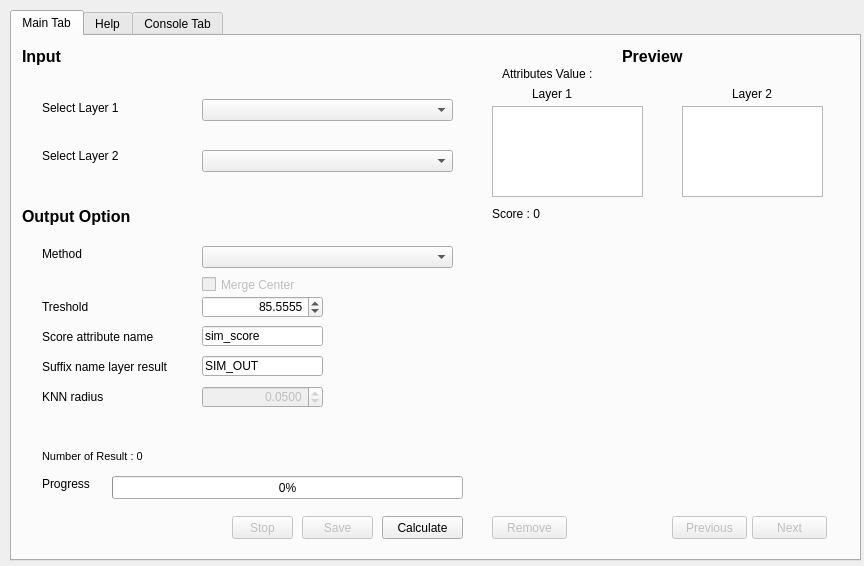
The window that similarity_plugin_dialog_base.ui (panickspa/SimilarityPlugin) describes before a commit, drawn with Qt 5.
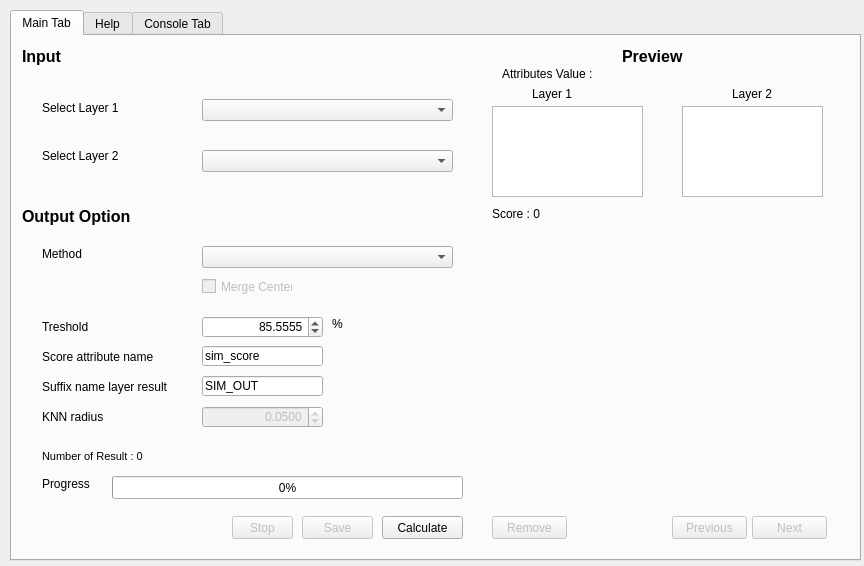
The same window after the commit. Custom widgets are drawn as their Qt base class.

```diff
--- a/similarity_plugin_dialog_base.ui
+++ b/similarity_plugin_dialog_base.ui
@@ -298,8 +298,8 @@
       <rect>
        <x>190</x>
        <y>240</y>
-       <width>241</width>
-       <height>17</height>
+       <width>91</width>
+       <height>21</height>
       </rect>
      </property>
      <property name="text">
@@ -312,8 +312,8 @@
     <widget class="QLabel" name="percentLabel">
      <property name="geometry">
       <rect>
-       <x>300</x>
-       <y>260</y>
+       <x>320</x>
+       <y>280</y>
        <width>21</width>
        <height>16</height>
       </rect>
@@ -326,7 +326,7 @@
      <property name="geometry">
       <rect>
        <x>30</x>
-       <y>250</y>
+       <y>270</y>
        <width>91</width>
        <height>41</height>
       </rect>
@@ -339,7 +339,7 @@
      <property name="geometry">
       <rect>
        <x>190</x>
-       <y>290</y>
+       <y>310</y>
        <width>121</width>
        <height>20</height>
       </rect>
@@ -352,7 +352,7 @@
      <property name="geometry">
       <rect>
        <x>30</x>
-       <y>290</y>
+       <y>310</y>
        <width>111</width>
        <height>21</height>
       </rect>
@@ -365,7 +365,7 @@
      <property name="geometry">
       <rect>
        <x>190</x>
-       <y>260</y>
+       <y>280</y>
        <width>121</width>
        <height>22</height>
       </rect>
@@ -387,7 +387,7 @@
      <property name="geometry">
       <rect>
        <x>30</x>
-       <y>320</y>
+       <y>340</y>
        <width>131</width>
        <height>21</height>
       </rect>
@@ -400,7 +400,7 @@
      <property name="geometry">
       <rect>
        <x>190</x>
-       <y>320</y>
+       <y>340</y>
        <width>121</width>
        <height>20</height>
       </rect>
@@ -447,7 +447,7 @@
      <property name="geometry">
       <rect>
        <x>30</x>
-       <y>350</y>
+       <y>370</y>
        <width>111</width>
        <height>21</height>
       </rect>
@@ -463,7 +463,7 @@
      <property name="geometry">
       <rect>
        <x>190</x>
-       <y>350</y>
+       <y>370</y>
        <width>121</width>
        <height>22</height>
       </rect>
```
